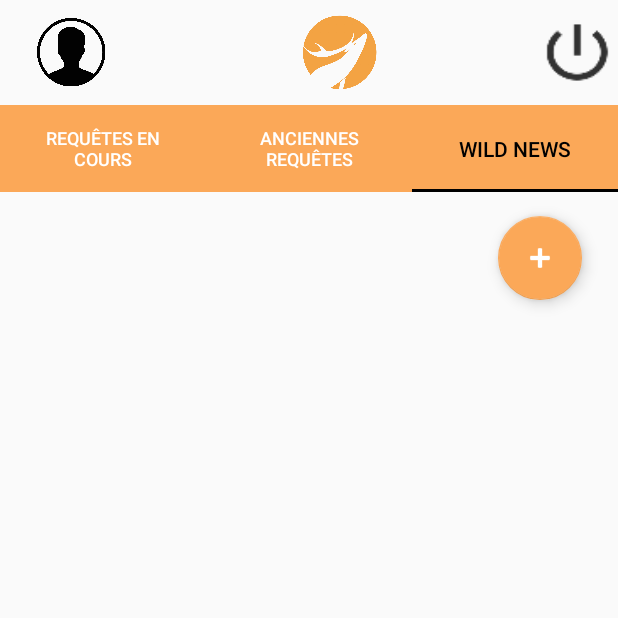
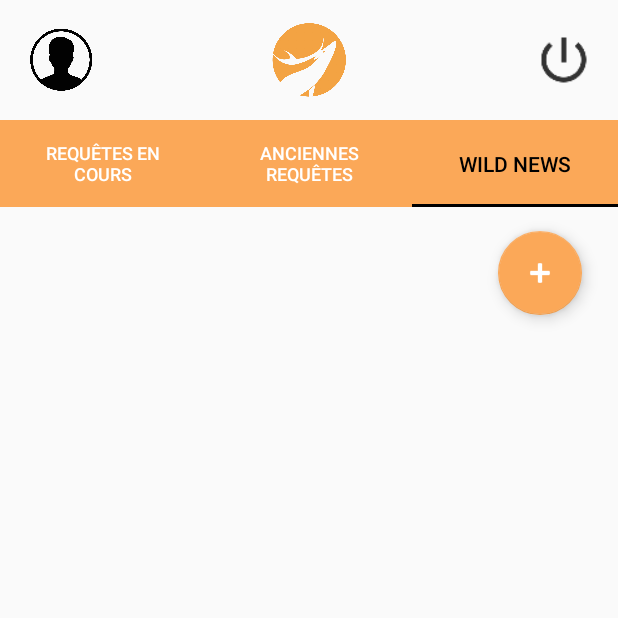
Before and after one commit to NicoHoareau/appli_wcs_projet, an Android app: the screen it shows after launch once a user with an empty profile is signed in (MenuActivity), tab 3 chosen, on a phone screen of 412 x 824 dp, the top half of it. Run offline under Robolectric (Android 15) with nearby library versions, the phone set to English and light mode, and no system bars; our stand-ins replace Firebase (no records; nobody signed in at launch, a user with empty details on screens opened directly); pictures from the network do not load.

Commit message:
réajustement design

```diff
--- a/app/src/main/java/fr/nicolashoareau_toulousewcs/appliwcsprojet/CreatePostActivity.java
+++ b/app/src/main/java/fr/nicolashoareau_toulousewcs/appliwcsprojet/CreatePostActivity.java
@@ -165,7 +165,7 @@ public class CreatePostActivity extends AppCompatActivity {
                 try {
                     if (resultCode == RESULT_OK) {
                         mGetImageUrl = mFileUri.getPath();
-                        Glide.with(getApplicationContext()).load(mFileUri).apply(RequestOptions.circleCropTransform()).into(mAddPhoto);
+                        Glide.with(getApplicationContext()).load(mFileUri).into(mAddPhoto);
                     } else {
                         //nothing
                     }
@@ -179,7 +179,7 @@ public class CreatePostActivity extends AppCompatActivity {
                     if (resultCode == RESULT_OK) {
                         mFileUri = data.getData();
                         mGetImageUrl = mFileUri.getPath();
-                        Glide.with(getApplicationContext()).load(mFileUri).apply(RequestOptions.circleCropTransform()).into(mAddPhoto);
+                        Glide.with(getApplicationContext()).load(mFileUri).into(mAddPhoto);
                     }
 
                 } catch (Exception e) {
--- a/app/src/main/res/layout/activity_create_post.xml
+++ b/app/src/main/res/layout/activity_create_post.xml
@@ -15,7 +15,7 @@
         app:layout_constraintHorizontal_bias="0.503"
         app:layout_constraintStart_toStartOf="parent"
         app:layout_constraintTop_toBottomOf="@+id/tv_date_post"
-        app:srcCompat="@mipmap/ic_launcher_round" />
+        app:srcCompat="@drawable/wcsnb" />
 
     <EditText
         android:id="@+id/et_desc_post"
@@ -47,7 +47,9 @@
         android:layout_width="wrap_content"
         android:layout_height="wrap_content"
         android:layout_marginTop="32dp"
-        android:text="Validé ce post"
+        android:background="@color/wcsColor"
+        android:text="Valider"
+        android:textColor="#fff"
         app:layout_constraintEnd_toEndOf="parent"
         app:layout_constraintHorizontal_bias="0.5"
         app:layout_constraintStart_toStartOf="parent"
--- a/app/src/main/res/layout/activity_menu.xml
+++ b/app/src/main/res/layout/activity_menu.xml
@@ -13,34 +13,51 @@
         android:layout_height="match_parent"
         android:orientation="vertical">
 
-        <LinearLayout
+        <android.support.constraint.ConstraintLayout
             android:layout_width="match_parent"
             android:layout_height="wrap_content"
             android:layout_marginTop="10dp"
-            android:layout_marginBottom="10dp">
+            android:layout_marginBottom="10dp"
+            android:layout_gravity="center_vertical">
 
             <ImageView
                 android:id="@+id/iv_profile"
-                android:layout_width="40dp"
-                android:layout_height="match_parent"
-                android:layout_weight="1"
+                android:layout_width="50dp"
+                android:layout_height="45dp"
+                android:layout_marginLeft="16dp"
+                android:layout_marginStart="16dp"
+                app:layout_constraintBottom_toBottomOf="parent"
+                app:layout_constraintStart_toStartOf="parent"
+                app:layout_constraintTop_toTopOf="parent"
                 app:srcCompat="@drawable/logo_user2" />
 
             <ImageView
                 android:id="@+id/img_icon"
-                android:layout_width="40dp"
-                android:layout_height="50dp"
-                android:layout_weight="4"
-                android:src="@drawable/logo_wcs" />
+                android:layout_width="50dp"
+                android:layout_height="60dp"
+                android:layout_marginEnd="8dp"
+                android:layout_marginLeft="8dp"
+                android:layout_marginRight="8dp"
+                android:layout_marginStart="8dp"
+                android:src="@drawable/logo_wcs"
+                app:layout_constraintBottom_toBottomOf="parent"
+                app:layout_constraintEnd_toEndOf="parent"
+                app:layout_constraintStart_toStartOf="parent"
+                app:layout_constraintTop_toTopOf="parent" />
 
             <ImageView
                 android:id="@+id/btn_deco"
                 android:layout_width="40dp"
-                android:layout_height="match_parent"
-                android:layout_weight="0.25"
-                android:background="@drawable/ic_deconnection" />
+                android:layout_height="40dp"
+                android:layout_gravity="center_vertical"
+                android:layout_marginEnd="16dp"
+                android:layout_marginRight="16dp"
+                android:background="@drawable/ic_deconnection"
+                app:layout_constraintBottom_toBottomOf="parent"
+                app:layout_constraintEnd_toEndOf="parent"
+                app:layout_constraintTop_toTopOf="@+id/img_icon" />
 
-        </LinearLayout>
+        </android.support.constraint.ConstraintLayout>
 
 
         <android.support.design.widget.TabLayout
--- a/app/src/main/res/layout/fragment_actuality.xml
+++ b/app/src/main/res/layout/fragment_actuality.xml
@@ -17,6 +17,7 @@
             android:layout_marginBottom="8dp"
             app:layout_constraintBottom_toBottomOf="parent"
             app:layout_constraintEnd_toEndOf="parent"
+            app:layout_constraintHorizontal_bias="1.0"
             app:layout_constraintStart_toStartOf="parent"
             app:layout_constraintTop_toTopOf="parent"
             app:layout_constraintVertical_bias="0.0" />
@@ -35,8 +36,9 @@
             app:layout_constraintEnd_toEndOf="parent"
             app:layout_constraintTop_toBottomOf="@+id/list_actuality" />
 
-
     </android.support.constraint.ConstraintLayout>
 
 
+
+
 </FrameLayout>
```
Also changed, not shown: app/src/main/res/layout/activity_main.xml (deleted, +0 -18 lines), app/src/main/res/layout/item_fragment_actuality.xml (+13 -11 lines).
